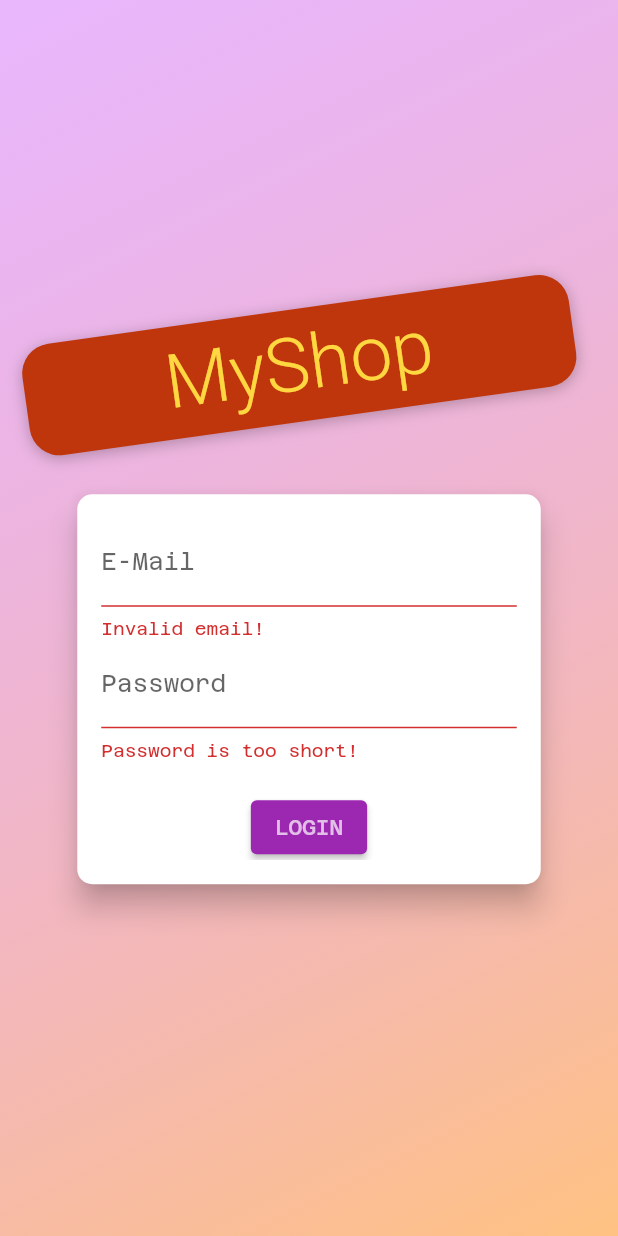
After one commit to noobie7/ShoppingApp, a Flutter app: the screen it shows after launch, after a tap on "LOGIN", on a phone screen of 412 x 824 dp. The commit adds this screen. Run offline on Flutter 3.47's test engine with Material 2 defaults, Android fonts, the phone set to English and light mode, and no system bars; our stand-ins replace shared_preferences; network calls fail; Roboto replaces fonts that are missing (Anton).

Commit message:
Added login/logout functionality and exclusivity in orders and products screen

```diff
--- a/shop/lib/main.dart
+++ b/shop/lib/main.dart
@@ -9,6 +9,10 @@ import 'package:provider/provider.dart';
 import './providers/products.dart';
 import './providers/cart.dart';
 import './providers/orders.dart';
+import './screens/auth_screen.dart';
+import './providers/auth.dart';
+import 'dart:io';
+import './screens/splash_screen.dart';
 
 void main() {
   runApp(const MyApp());
@@ -23,29 +27,54 @@ class MyApp extends StatelessWidget {
     return MultiProvider(
       providers: [
         ChangeNotifierProvider(
-          create: (ctx) => Products(),
+          create: (ctx) => Auth(),
+        ),
+        ChangeNotifierProxyProvider<Auth, Products>(
+          create: (ctx) => Products(authToken: null, userId: null, items: []),
+          update: (context, auth, previous) => Products(
+            authToken: auth.token,
+            userId: auth.userId,
+            items: previous == null ? [] : previous.items,
+          ),
         ),
         ChangeNotifierProvider(
           create: (ctx) => Cart(),
         ),
-        ChangeNotifierProvider(
-          create: (ctx) => Orders(),
+        ChangeNotifierProxyProvider<Auth, Orders>(
+          create: (ctx) => Orders(authToken: null, orders: [], userId: null),
+          update: (ctx, auth, previous) => Orders(
+            authToken: auth.token,
+            userId: auth.userId,
+            orders: previous == null ? [] : previous.getOrders,
+          ),
         )
       ],
-      child: MaterialApp(
+      child: Consumer<Auth>(
+        builder: (context, auth, _) => MaterialApp(
               title: 'Flutter Demo',
               theme: ThemeData(
                 primarySwatch: Colors.purple,
                 fontFamily: 'Azeret',
               ),
-          home: const MyHomePage(),
+              home: auth.isAuth
+                  ? ProductsOverviewScreen()
+                  : FutureBuilder(
+                      builder: (context, snapshot) =>
+                          snapshot.connectionState == ConnectionState.waiting
+                              ? SplashScreen()
+                              : AuthScreen(),
+                      future: auth.tryAutoLogin(),
+                    ),
               routes: {
                 ProductDetailScreen.routeName: (ctx) => ProductDetailScreen(),
                 CartScreen.routeName: (ctx) => CartScreen(),
                 OrderScreen.routeName: (ctx) => OrderScreen(),
                 UserProductsScreen.routeName: (ctx) => UserProductsScreen(),
-            EditProductScreen.routeName: (ctx) => EditProductScreen()
-          }),
+                EditProductScreen.routeName: (ctx) => EditProductScreen(),
+                AuthScreen.routeName: (ctx) => AuthScreen(),
+              },
+            ),
+      ),
     );
   }
 }
--- /dev/null
+++ b/shop/lib/providers/auth.dart
@@ -0,0 +1,126 @@
+import 'package:flutter/material.dart';
+import 'package:http/http.dart' as http;
+import 'dart:convert';
+import '../models/http_exception.dart';
+import 'package:shared_preferences/shared_preferences.dart';
+import 'dart:async';
+
+class Auth with ChangeNotifier {
+  String? _token = null;
+  DateTime? _expiryDate = null;
+  String? _userId = null;
+  Timer? _authTimer = null;
+
+  bool get isAuth {
+    return _token != null;
+  }
+
+  String? get token {
+    if (_expiryDate != null &&
+        _expiryDate!.isAfter(DateTime.now()) &&
+        _token != null) {
+      return _token;
+    }
+    return null;
+  }
+
+  String? get userId {
+    return _userId;
+  }
+
+  Future<void> authenticate(
+      String email, String password, String urlSegment) async {
+    final url = Uri.https(
+      'identitytoolkit.googleapis.com',
+      '/v1/accounts:$urlSegment',
+      {
+        "key": 'AIzaSyBSYd8sCK_yFlsR3zvKdKEr35lFw6MGo4g',
+      },
+    );
+    print(url);
+    try {
+      final response = await http.post(
+        url,
+        body: json.encode(
+          {
+            "email": email,
+            "password": password,
+            "returnSecureToken": true,
+          },
+        ),
+      );
+      final responseData = json.decode(response.body);
+
+      _token = responseData['idToken'];
+      _userId = responseData['localId'];
+      _expiryDate = DateTime.now().add(
+        Duration(
+          seconds: int.parse(responseData['expiresIn']),
+        ),
+      );
+      _autoLogout();
+      notifyListeners();
+      final prefs = await SharedPreferences.getInstance();
+      final userData = json.encode(
+        {
+          'token': _token,
+          'userId': _userId,
+          'expiryDate': _expiryDate!.toIso8601String()
+        },
+      );
+      prefs.setString('userData', userData);
+    } catch (e) {
+      print('failing at authenticate');
+      rethrow;
+    }
+  }
+
+  Future<void> signUp(String email, String password) async {
+    return authenticate(email, password, 'signUp');
+  }
+
+  Future<void> logIn(String email, String password) async {
+    return authenticate(email, password, 'signInWithPassword');
+  }
+
+  Future<bool> tryAutoLogin() async {
+    final prefs = await SharedPreferences.getInstance();
+    if (!prefs.containsKey('userData')) {
+      return false;
+    }
+    final extractedData = json.decode(prefs.getString('userData') as String)
+        as Map<String, Object>;
+    final expiryDate = DateTime.parse(extractedData['expiryDate'] as String);
+
+    if (expiryDate.isBefore(DateTime.now())) {
+      return false;
+    }
+    _token = extractedData['token'] as String;
+    _userId = extractedData['userId'] as String;
+    _expiryDate = expiryDate;
+    notifyListeners();
+    _autoLogout();
+    return true;
+  }
+
+  Future<void> logout() async {
+    _token = null;
+    _expiryDate = null;
+    _userId = null;
+    if (_authTimer != null) {
+      _authTimer!.cancel();
+      _authTimer = null;
+    }
+    notifyListeners();
+    final prefs = await SharedPreferences.getInstance();
+    prefs.clear();
+  }
+
+  void _autoLogout() {
+    if (_authTimer != null) {
+      _authTimer!.cancel();
+    }
+    final timeToExpiry = _expiryDate!.difference(DateTime.now()).inSeconds;
+    _authTimer = Timer(Duration(seconds: timeToExpiry), logout);
+  }
+}
--- a/shop/lib/providers/orders.dart
+++ b/shop/lib/providers/orders.dart
@@ -18,16 +18,28 @@ class OrderItem {
 }
 
 class Orders with ChangeNotifier {
-  List<OrderItem> _orders = [];
+  List<OrderItem> orders = [];
 
-  List<OrderItem> get orders {
-    return [..._orders];
+  List<OrderItem> get getOrders {
+    return [...orders];
   }
+
+  String? authToken = null;
+  String? userId = null;
+
+  Orders({
+    required this.authToken,
+    required this.orders,
+    required this.userId,
+  });
 
   Future<void> fetchAndSetOrders() async {
     final url = Uri.https(
       'shoppingapp-4967e-default-rtdb.asia-southeast1.firebasedatabase.app',
-      'orders.json',
+      'orders/$userId.json',
+      {
+        'auth': authToken,
+      },
     );
     final response = await http.get(url);
     final List<OrderItem> loadedOrders = [];
@@ -35,7 +47,8 @@ class Orders with ChangeNotifier {
     if (extractedData == null) {
       return;
     }
-    extractedData.forEach((orderId, orderData){
+    extractedData.forEach(
+      (orderId, orderData) {
         loadedOrders.add(
           OrderItem(
             id: orderId,
@@ -47,41 +60,46 @@ class Orders with ChangeNotifier {
                     id: e['id'],
                     title: e['title'],
                     quantity: e['quantity'],
-                    price: e['price']),
+                    price: e['price'],
+                  ),
                 )
                 .toList(),
           ),
         );
-    });
-    _orders = loadedOrders.reversed.toList();
+      },
+    );
+    orders = loadedOrders.reversed.toList();
     notifyListeners();
   }
 
   Future<void> addOrder(List<CartItem> cartProducts, double total) async {
     final url = Uri.https(
       'shoppingapp-4967e-default-rtdb.asia-southeast1.firebasedatabase.app',
-      'orders.json',
+      'orders/$userId.json',
+      {
+        'auth': authToken,
+      },
     );
     final timestamp = DateTime.now();
     final response = await http.post(
       url,
-      body : json.encode(
-        {
-          'amount' : total,
-          'dateTime' : timestamp.toIso8601String(),
-          'products' : cartProducts.map((e) => {
-            'id' : e.id,
-            'title' : e.title,
-            'quantity' : e.quantity,
-            'price' : e.price
-
-          }).toList(),
-
-        }
-      ),
+      body: json.encode({
+        'amount': total,
+        'dateTime': timestamp.toIso8601String(),
+        'products': cartProducts
+            .map(
+              (e) => {
+                'id': e.id,
+                'title': e.title,
+                'quantity': e.quantity,
+                'price': e.price
+              },
+            )
+            .toList(),
+      }),
     );
 
-    _orders.insert(
+    orders.insert(
       0,
       OrderItem(
         id: json.decode(response.body)['name'],
--- /dev/null
+++ b/shop/lib/screens/auth_screen.dart
@@ -0,0 +1,271 @@
+import 'dart:math';
+
+import 'package:flutter/material.dart';
+import 'package:provider/provider.dart';
+import 'package:shop/models/http_exception.dart';
+import '../providers/auth.dart';
+
+enum AuthMode { Signup, Login }
+
+class AuthScreen extends StatelessWidget {
+  static const routeName = '/auth';
+
+  @override
+  Widget build(BuildContext context) {
+    final deviceSize = MediaQuery.of(context).size;
+    // final transformConfig = Matrix4.rotationZ(-8 * pi / 180);
+    // transformConfig.translate(-10.0);
+    return Scaffold(
+      // resizeToAvoidBottomInset: false,
+      body: Stack(
+        children: <Widget>[
+          Container(
+            decoration: BoxDecoration(
+              gradient: LinearGradient(
+                colors: [
+                  const Color.fromRGBO(215, 117, 255, 1).withOpacity(0.5),
+                  const Color.fromRGBO(255, 188, 117, 1).withOpacity(0.9),
+                ],
+                begin: Alignment.topLeft,
+                end: Alignment.bottomRight,
+                stops: const [0, 1],
+              ),
+            ),
+          ),
+          SingleChildScrollView(
+            child: Container(
+              height: deviceSize.height,
+              width: deviceSize.width,
+              child: Column(
+                mainAxisAlignment: MainAxisAlignment.center,
+                crossAxisAlignment: CrossAxisAlignment.center,
+                children: <Widget>[
+                  Flexible(
+                    child: Container(
+                      margin: const EdgeInsets.only(bottom: 20.0),
+                      padding: const EdgeInsets.symmetric(
+                          vertical: 8.0, horizontal: 94.0),
+                      transform: Matrix4.rotationZ(-8 * pi / 180)
+                        ..translate(-10.0),
+                      // ..translate(-10.0),
+                      decoration: BoxDecoration(
+                        borderRadius: BorderRadius.circular(20),
+                        color: Colors.deepOrange.shade900,
+                        boxShadow: const [
+                          BoxShadow(
+                            blurRadius: 8,
+                            color: Colors.black26,
+                            offset: Offset(0, 2),
+                          )
+                        ],
+                      ),
+                      child: const Text(
+                        'MyShop',
+                        style: TextStyle(
+                          color: Colors.amberAccent,
+                          fontSize: 50,
+                          fontFamily: 'Anton',
+                          fontWeight: FontWeight.normal,
+                        ),
+                      ),
+                    ),
+                  ),
+                  Flexible(
+                    flex: deviceSize.width > 600 ? 2 : 1,
+                    child: AuthCard(),
+                  ),
+                ],
+              ),
+            ),
+          ),
+        ],
+      ),
+    );
+  }
+}
+
+class AuthCard extends StatefulWidget {
+  @override
+  _AuthCardState createState() => _AuthCardState();
+}
+
+class _AuthCardState extends State<AuthCard> {
+  final GlobalKey<FormState> _formKey = GlobalKey();
+  AuthMode _authMode = AuthMode.Login;
+  Map<String, String> _authData = {
+    'email': '',
+    'password': '',
+  };
+  var _isLoading = false;
+  final _passwordController = TextEditingController();
+
+  void _showErrorDialog(String message) {
+    print(message);
+    showDialog(
+      builder: (ctx) => AlertDialog(
+        title: const Text('An Error Occurred!'),
+        content: Text(message),
+        actions: [
+          OutlinedButton(
+            child: const Text('OK'),
+            onPressed: () {
+              Navigator.of(context).pop();
+            },
+          )
+        ],
+      ),
+      context: context,
+    );
+  }
+
+  Future<void> _submit() async {
+    if (!_formKey.currentState!.validate()) {
+      // Invalid!
+      return;
+    }
+    _formKey.currentState!.save();
+    setState(() {
+      _isLoading = true;
+    });
+    try {
+      if (_authMode == AuthMode.Login) {
+        await Provider.of<Auth>(context, listen: false).logIn(
+          _authData['email'] as String,
+          _authData['password'] as String,
+        );
+      } else {
+        await Provider.of<Auth>(context, listen: false).signUp(
+          _authData['email'] as String,
+          _authData['password'] as String,
+        );
+      }
+    } on HttpException catch (error) {
+      print(error.toString());
+      var errorMessage = 'Authentication failed.';
+      if (error.toString().contains('EMAIL_EXISTS')) {
+        errorMessage = 'This email address is already in use';
+      } else if (error.toString().contains('INVALID_EMAIL')) {
+        errorMessage = 'Please enter a valid email address';
+      } else if (error.toString().contains('WEAK_PASSWORD')) {
+        errorMessage = 'Please enter a strong password';
+      } else if (error.toString().contains('EMAIL_NOT_FOUND')) {
+        errorMessage = 'This email is not registered. Please Sign Up first';
+      } else if (error.toString().contains('INVALID_PASSWORD')) {
+        errorMessage = 'Please enter a valid password';
+      }
+      print(errorMessage);
+      _showErrorDialog(errorMessage);
+    } catch (error) {
+
+      const errorMessage = 'Something went wrong! Please try again later.';
+      _showErrorDialog(errorMessage);
+    }
+
+    setState(() {
+      _isLoading = false;
+    });
+  }
+
+  void _switchAuthMode() {
+    if (_authMode == AuthMode.Login) {
+      setState(() {
+        _authMode = AuthMode.Signup;
+      });
+    } else {
+      setState(() {
+        _authMode = AuthMode.Login;
+      });
+    }
+  }
+
+  @override
+  Widget build(BuildContext context) {
+    final deviceSize = MediaQuery.of(context).size;
+    return Card(
+      shape: RoundedRectangleBorder(
+        borderRadius: BorderRadius.circular(10.0),
+      ),
+      elevation: 8.0,
+      child: Container(
+        height: _authMode == AuthMode.Signup ? 320 : 260,
+        constraints:
+            BoxConstraints(minHeight: _authMode == AuthMode.Signup ? 320 : 260),
+        width: deviceSize.width * 0.75,
+        padding: const EdgeInsets.all(16.0),
+        child: Form(
+          key: _formKey,
+          child: SingleChildScrollView(
+            child: Column(
+              children: <Widget>[
+                TextFormField(
+                  decoration: const InputDecoration(labelText: 'E-Mail'),
+                  keyboardType: TextInputType.emailAddress,
+                  validator: (value) {
+                    if (value!.isEmpty || !value.contains('@')) {
+                      return 'Invalid email!';
+                    }
+                    return null;
+                  },
+                  onSaved: (value) {
+                    _authData['email'] = value as String;
+                  },
+                ),
+                TextFormField(
+                  decoration: const InputDecoration(labelText: 'Password'),
+                  obscureText: true,
+                  controller: _passwordController,
+                  validator: (value) {
+                    if (value!.isEmpty || value.length < 5) {
+                      return 'Password is too short!';
+                    }
+                  },
+                  onSaved: (value) {
+                    _authData['password'] = value as String;
+                  },
+                ),
+                if (_authMode == AuthMode.Signup)
+                  TextFormField(
+                    enabled: _authMode == AuthMode.Signup,
+                    decoration:
+                        const InputDecoration(labelText: 'Confirm Password'),
+                    obscureText: true,
+                    validator: _authMode == AuthMode.Signup
+                        ? (value) {
+                            if (value != _passwordController.text) {
+                              return 'Passwords do not match!';
+                            }
+                          }
+                        : null,
+                  ),
+                const SizedBox(
+                  height: 20,
+                ),
+                if (_isLoading)
+                  const CircularProgressIndicator()
+                else
+                  ElevatedButton(
+                    child: Text(
+                      _authMode == AuthMode.Login ? 'LOGIN' : 'SIGN UP',
+                      style: const TextStyle(
+                        color: Colors.white70,
+                      ),
+                    ),
+                    onPressed: _submit,
+                  ),
+                OutlinedButton(
+                  child: Text(
+                    '${_authMode == AuthMode.Login ? 'SIGNUP' : 'LOGIN'} INSTEAD',
+                    style: TextStyle(
+                      color: Theme.of(context).primaryColor,
+                    ),
+                  ),
+                  onPressed: _switchAuthMode,
+                ),
+              ],
+            ),
+          ),
+        ),
+      ),
+    );
+  }
+}
--- /dev/null
+++ b/shop/lib/screens/splash_screen.dart
@@ -0,0 +1,12 @@
+import 'package:flutter/material.dart';
+
+class SplashScreen extends StatelessWidget {
+  const SplashScreen({Key? key}) : super(key: key);
+
+  @override
+  Widget build(BuildContext context) {
+    return const Center(
+      child: Text('Loading'),
+    );
+  }
+}
--- a/shop/lib/widgets/product_item.dart
+++ b/shop/lib/widgets/product_item.dart
@@ -3,12 +3,14 @@ import 'package:shop/screens/product_detail_screen.dart';
 import '../providers/product.dart';
 import 'package:provider/provider.dart';
 import '../providers/cart.dart';
+import '../providers/auth.dart';
 
 class ProductItem extends StatelessWidget {
   @override
   Widget build(BuildContext context) {
     final product = Provider.of<Product>(context, listen: false);
     final cart = Provider.of<Cart>(context, listen: false);
+    final authData = Provider.of<Auth>(context, listen: false);
     // putting listen to false because only the favorite Icon changes
     // that is now serviced by the Consumer<Product> widget for minimal re-build
     return ClipRRect(
@@ -40,7 +42,7 @@ class ProductItem extends StatelessWidget {
                             : Icons.favorite_border),
                       ),
                       onPressed: () {
-                        product.toggleFavoriteStatus();
+                        product.toggleFavoriteStatus(authData.token as String , authData.userId as String);
                       },
                     ),
                 child: const Text(
--- a/shop/pubspec.yaml
+++ b/shop/pubspec.yaml
@@ -32,6 +32,7 @@ dependencies:
   provider: ^6.0.1
   intl: ^0.17.0
   http: ^0.13.4
+  shared_preferences: ^2.0.13
 
   # The following adds the Cupertino Icons font to your application.
   # Use with the CupertinoIcons class for iOS style icons.
```
Also changed, not shown: shop/lib/providers/product.dart (+8 -4 lines), shop/lib/providers/products.dart (+69 -22 lines), shop/lib/screens/user_products_screen.dart (+14 -4 lines), shop/lib/widgets/app_drawer.dart (+13 -1 lines), shop/pubspec.lock, 6 other files. Lines whose indentation alone changed are shown as unchanged.
